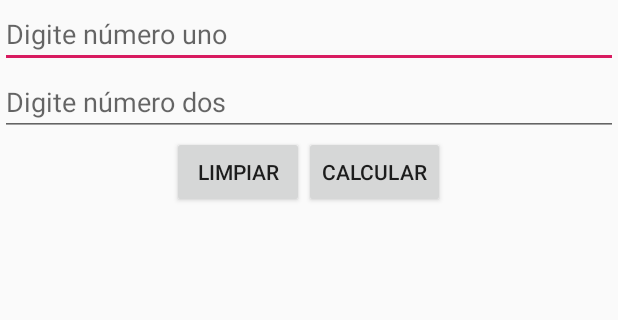
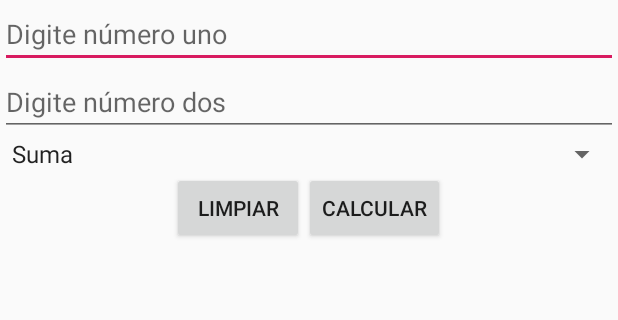
Before and after one commit to Wolverindemisar/Calculadora, an Android app: the screen it shows after launch (MainActivity), on a phone screen of 412 x 824 dp, the part 133-453 px from its top. Run offline under Robolectric (Android 15) with nearby library versions, the phone set to English and light mode, and no system bars.

```diff
--- a/app/src/main/java/com/example/calculadora/MainActivity.java
+++ b/app/src/main/java/com/example/calculadora/MainActivity.java
@@ -3,13 +3,17 @@ package com.example.calculadora;
 import android.support.v7.app.AppCompatActivity;
 import android.os.Bundle;
 import android.view.View;
+import android.widget.ArrayAdapter;
 import android.widget.EditText;
+import android.widget.Spinner;
 import android.widget.TextView;
 
 public class MainActivity extends AppCompatActivity {
     TextView resultado;
     EditText num1, num2;
     double n1, n2, suma;
+    String opciones[];
+    Spinner combo;
     @Override
     protected void onCreate(Bundle savedInstanceState) {
         super.onCreate(savedInstanceState);
@@ -17,6 +21,16 @@ public class MainActivity extends AppCompatActivity {
         num1 = findViewById(R.id.txtNumeroUno);
         num2 = findViewById(R.id.txtNumeroDos);
         resultado = findViewById(R.id.txtResultado);
+        combo = findViewById(R.id.cmbOperaciones);
+        //Traemos las opciones de un array de Strings
+        opciones = getResources().getStringArray(R.array.operaciones);
+
+        // Creamos el adapter indicando, donde se va a colocar
+        //como se va avisualizar y que se va a mostrar
+        ArrayAdapter<String> adapter = new ArrayAdapter<>(this, android.R.layout.simple_spinner_item, opciones);
+
+        //Pasamos el adapter al combo
+        combo.setAdapter(adapter);
     }
 
     public void calcular(View v)
--- a/app/src/main/res/layout/activity_main.xml
+++ b/app/src/main/res/layout/activity_main.xml
@@ -31,6 +31,11 @@
         android:hint="@string/label_dos"
         android:inputType="numberDecimal" />
 
+    <Spinner
+        android:id="@+id/cmbOperaciones"
+        android:layout_width="match_parent"
+        android:layout_height="wrap_content" />
+
     <LinearLayout
         android:layout_width="match_parent"
         android:layout_height="wrap_content"
```
